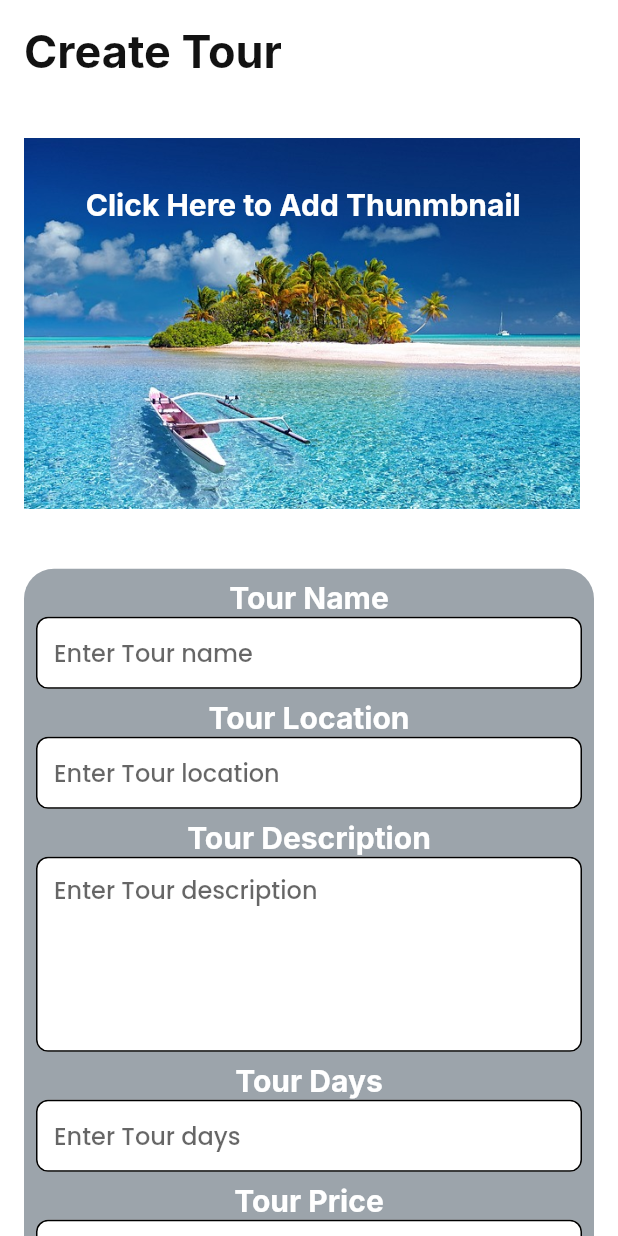
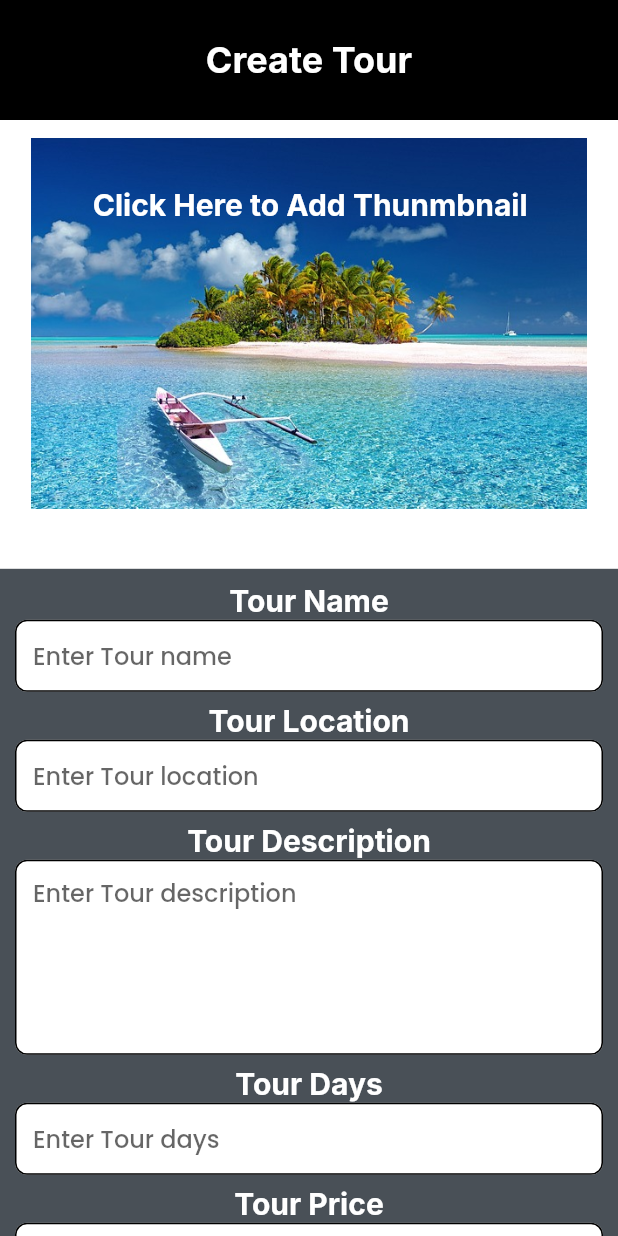
Before and after one commit to theshubh007/roamify, a Flutter app: the Create_tour_page screen opened by its route, on a phone screen of 412 x 824 dp. Run offline on Flutter 3.47's test engine with Material 2 defaults, Android fonts, the light colour scheme and no system bars; drawn by our look-alikes of nb_utils; our stand-ins replace dio, easy_stepper, flutter_image_compress, get, lottie and 1 more; missing offline and left inert: dart:ffi, multiple_images_picker; accounts and stored records are empty; Roboto replaces fonts that are missing (Inter); statements that could not run were skipped.

Commit message:
create_tour_page

```diff
--- a/lib/User_Files/Create_Tour_Files/Create_tour_page.dart
+++ b/lib/User_Files/Create_Tour_Files/Create_tour_page.dart
@@ -25,35 +25,32 @@ class _Create_tour_pageState extends State<Create_tour_page> {
         child: Scaffold(
             backgroundColor: ColorConstant.whiteA700,
             body: SingleChildScrollView(
-              child: Padding(
-                padding: const EdgeInsets.all(8.0),
               child: Container(
                 child: GetBuilder<Create_tour_controller>(
                   builder: (controller) {
                     return Form(
                         key: controller.tourformKey,
-                          child: Padding(
-                            padding: const EdgeInsets.all(8.0),
                         child: Column(
                             mainAxisAlignment: MainAxisAlignment.start,
                             crossAxisAlignment: CrossAxisAlignment.start,
                             children: [
-                                  Text("Create Tour",
+                              Container(
+                                height: 80,
+                                decoration:
+                                    const BoxDecoration(color: Colors.black),
+                                child: Center(
+                                  child: Text("Create Tour",
                                       style: TextStyle(
                                         fontFamily: 'Inter',
-                                        fontSize: 30,
-                                        color: ColorConstant.black,
+                                        fontSize: 24,
+                                        color: ColorConstant.whiteA700,
                                         fontWeight: FontWeight.bold,
                                       )),
-                                  40.height,
-                                  // Text("Add Tour Thumbnail Image",
-                                  //     style: TextStyle(
-                                  //       fontFamily: 'Inter',
-                                  //       fontSize: 30,
-                                  //       color: ColorConstant.whiteA700,
-                                  //       fontWeight: FontWeight.bold,
-                                  //     )),
-                                  InkWell(
+                                ),
+                              ),
+                              12.height,
+                              Center(
+                                child: InkWell(
                                   onTap: () {
                                     tcontroller.picksingleimage();
                                   },
@@ -91,12 +88,14 @@ class _Create_tour_pageState extends State<Create_tour_page> {
                                     ],
                                   ),
                                 ),
+                              ),
                               40.height,
                               Container(
-                                    padding: const EdgeInsets.all(8),
+                                padding: const EdgeInsets.all(10),
                                 decoration: BoxDecoration(
-                                      color: ColorConstant.blueGray300,
-                                      borderRadius: BorderRadius.circular(20),
+                                  // color: ColorConstant.blueGray300,
+                                  color: ColorConstant.gray1,
+                                  // borderRadius: BorderRadius.circular(20),
                                 ),
                                 child: Column(
                                   children: [
@@ -131,12 +130,11 @@ class _Create_tour_pageState extends State<Create_tour_page> {
                                       ),
                                     ),
                                     AppTextField(
-                                          controller: tcontroller
-                                              .tourlocation_controller,
-                                          focus:
-                                              tcontroller.tourlocationFocusNode,
-                                          nextFocus: tcontroller
-                                              .tourdescriptionFocusNode,
+                                      controller:
+                                          tcontroller.tourlocation_controller,
+                                      focus: tcontroller.tourlocationFocusNode,
+                                      nextFocus:
+                                          tcontroller.tourdescriptionFocusNode,
                                       textStyle: primaryTextStyle(),
                                       textFieldType: TextFieldType.NAME,
                                       decoration: inputDecoration(
@@ -159,10 +157,9 @@ class _Create_tour_pageState extends State<Create_tour_page> {
                                     AppTextField(
                                       controller: tcontroller
                                           .tourdescription_controller,
-                                          focus: tcontroller
-                                              .tourdescriptionFocusNode,
-                                          nextFocus:
-                                              tcontroller.tourdaysFocusNode,
+                                      focus:
+                                          tcontroller.tourdescriptionFocusNode,
+                                      nextFocus: tcontroller.tourdaysFocusNode,
                                       maxLines: 10,
                                       minLines: 5,
                                       textStyle: primaryTextStyle(),
@@ -187,8 +184,7 @@ class _Create_tour_pageState extends State<Create_tour_page> {
                                       controller:
                                           tcontroller.tourdays_controller,
                                       focus: tcontroller.tourdaysFocusNode,
-                                          nextFocus:
-                                              tcontroller.tourpriceFocusNode,
+                                      nextFocus: tcontroller.tourpriceFocusNode,
                                       textStyle: primaryTextStyle(),
                                       textFieldType: TextFieldType.NUMBER,
                                       decoration: inputDecoration(
@@ -212,8 +208,8 @@ class _Create_tour_pageState extends State<Create_tour_page> {
                                       controller:
                                           tcontroller.tourprice_controller,
                                       focus: tcontroller.tourpriceFocusNode,
-                                          nextFocus: tcontroller
-                                              .tourMaxPersonFocusNode,
+                                      nextFocus:
+                                          tcontroller.tourMaxPersonFocusNode,
                                       textStyle: primaryTextStyle(),
                                       textFieldType: TextFieldType.NUMBER,
                                       decoration: inputDecoration(
@@ -238,10 +234,9 @@ class _Create_tour_pageState extends State<Create_tour_page> {
                                     AppTextField(
                                       controller: tcontroller
                                           .tour_max_person_controller,
-                                          focus: tcontroller
-                                              .tourMaxPersonFocusNode,
-                                          nextFocus: tcontroller
-                                              .tourMinPersonFocusNode,
+                                      focus: tcontroller.tourMaxPersonFocusNode,
+                                      nextFocus:
+                                          tcontroller.tourMinPersonFocusNode,
                                       textStyle: primaryTextStyle(),
                                       textFieldType: TextFieldType.NUMBER,
                                       decoration: inputDecoration(
@@ -263,8 +258,7 @@ class _Create_tour_pageState extends State<Create_tour_page> {
                                     AppTextField(
                                       controller: tcontroller
                                           .tour_min_person_controller,
-                                          focus: tcontroller
-                                              .tourMinPersonFocusNode,
+                                      focus: tcontroller.tourMinPersonFocusNode,
                                       nextFocus:
                                           tcontroller.tourLastDateFocusNode,
                                       textStyle: primaryTextStyle(),
@@ -333,11 +327,9 @@ class _Create_tour_pageState extends State<Create_tour_page> {
                                                               .selectedDate
                                                               .month,
                                                           tcontroller
-                                                                  .selectedDate
-                                                                  .day,
+                                                              .selectedDate.day,
                                                           pickedTime.hour,
-                                                              pickedTime
-                                                                  .minute);
+                                                          pickedTime.minute);
                                                 });
                                               }
                                             });
@@ -360,8 +352,7 @@ class _Create_tour_pageState extends State<Create_tour_page> {
                                     ),
                                     4.height,
 
-                                        Text(
-                                            "${tcontroller.tourstartselectedDate}",
+                                    Text("${tcontroller.tourstartselectedDate}",
                                         style: TextStyle(
                                           fontFamily: 'Inter',
                                           fontSize: 14,
@@ -413,8 +404,7 @@ class _Create_tour_pageState extends State<Create_tour_page> {
                                                               .tourstartselectedDate
                                                               .day,
                                                           pickedTime.hour,
-                                                              pickedTime
-                                                                  .minute);
+                                                          pickedTime.minute);
                                                 });
                                               }
                                             });
@@ -427,7 +417,6 @@ class _Create_tour_pageState extends State<Create_tour_page> {
                                   ],
                                 ),
                               ),
-
                               15.height,
                               CustomElevatedButton(
                                 height: ht * 0.07,
@@ -450,10 +439,8 @@ class _Create_tour_pageState extends State<Create_tour_page> {
                                       fontWeight: FontWeight.bold,
                                     )),
                               )
-                                ]),
-                          ));
+                            ]));
                   },
-                  ),
                 ),
               ),
             )));
--- a/lib/Utils/Color_const.dart
+++ b/lib/Utils/Color_const.dart
@@ -14,7 +14,7 @@ class ColorConstant {
   static Color graylight = fromHex('#f3f2f2');
   // static Color whitebg = fromHex('#ffffff');
   static Color whitebg = fromHex('#edf6f9');
-  // static Color grayl = fromHex('#edf6f9');
+  static Color gray1 = fromHex('#495057');
 
   static Color black = fromHex('#121212');
   static Color blue = fromHex('#0d71e9');
```
Lines whose indentation alone changed are shown as unchanged.
